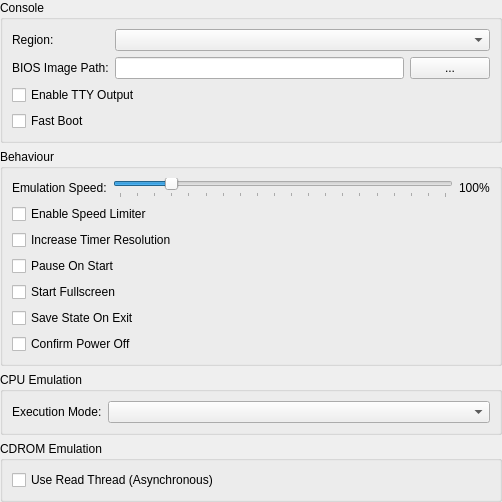
Before: the Qt Designer form src/duckstation-qt/consolesettingswidget.ui in kofxi3584karlayang/duckstation, drawn with Qt 5.
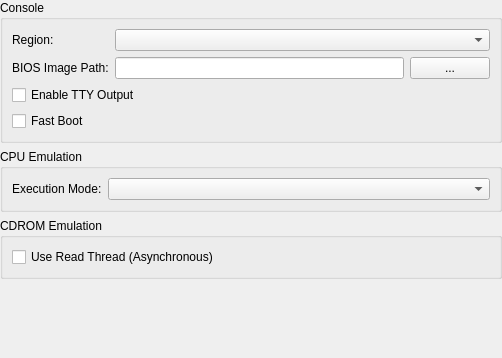
After: the same form once the commit is applied.

```diff
--- a/src/duckstation-qt/consolesettingswidget.ui
+++ b/src/duckstation-qt/consolesettingswidget.ui
@@ -80,103 +80,6 @@
      </layout>
     </widget>
    </item>
-   <item>
-    <widget class="QGroupBox" name="groupBox_3">
-     <property name="title">
-      <string>Behaviour</string>
-     </property>
-     <layout class="QFormLayout" name="formLayout_3">
-      <item row="3" column="0">
-       <widget class="QLabel" name="label_5">
-        <property name="text">
-         <string>Emulation Speed:</string>
-        </property>
-       </widget>
-      </item>
-      <item row="3" column="1">
-       <layout class="QHBoxLayout" name="horizontalLayout_2">
-        <item>
-         <widget class="QSlider" name="emulationSpeed">
-          <property name="minimum">
-           <number>25</number>
-          </property>
-          <property name="maximum">
-           <number>500</number>
-          </property>
-          <property name="singleStep">
-           <number>25</number>
-          </property>
-          <property name="pageStep">
-           <number>25</number>
-          </property>
-          <property name="value">
-           <number>100</number>
-          </property>
-          <property name="orientation">
-           <enum>Qt::Horizontal</enum>
-          </property>
-          <property name="tickPosition">
-           <enum>QSlider::TicksBelow</enum>
-          </property>
-          <property name="tickInterval">
-           <number>25</number>
-          </property>
-         </widget>
-        </item>
-        <item>
-         <widget class="QLabel" name="emulationSpeedLabel">
-          <property name="text">
-           <string>100%</string>
-          </property>
-         </widget>
-        </item>
-       </layout>
-      </item>
-      <item row="4" column="0" colspan="2">
-       <widget class="QCheckBox" name="enableSpeedLimiter">
-        <property name="text">
-         <string>Enable Speed Limiter</string>
-        </property>
-       </widget>
-      </item>
-      <item row="5" column="0" colspan="2">
-       <widget class="QCheckBox" name="increaseTimerResolution">
-        <property name="text">
-         <string>Increase Timer Resolution</string>
-        </property>
-       </widget>
-      </item>
-      <item row="6" column="0" colspan="2">
-       <widget class="QCheckBox" name="pauseOnStart">
-        <property name="text">
-         <string>Pause On Start</string>
-        </property>
-       </widget>
-      </item>
-      <item row="7" column="0" colspan="2">
-       <widget class="QCheckBox" name="startFullscreen">
-        <property name="text">
-         <string>Start Fullscreen</string>
-        </property>
-       </widget>
-      </item>
-      <item row="8" column="0" colspan="2">
-       <widget class="QCheckBox" name="saveStateOnExit">
-        <property name="text">
-         <string>Save State On Exit</string>
-        </property>
-       </widget>
-      </item>
-      <item row="9" column="0" colspan="2">
-       <widget class="QCheckBox" name="confirmPowerOff">
-        <property name="text">
-         <string>Confirm Power Off</string>
-        </property>
-       </widget>
-      </item>
-     </layout>
-    </widget>
-   </item>
    <item>
     <widget class="QGroupBox" name="groupBox_2">
      <property name="title">
```
